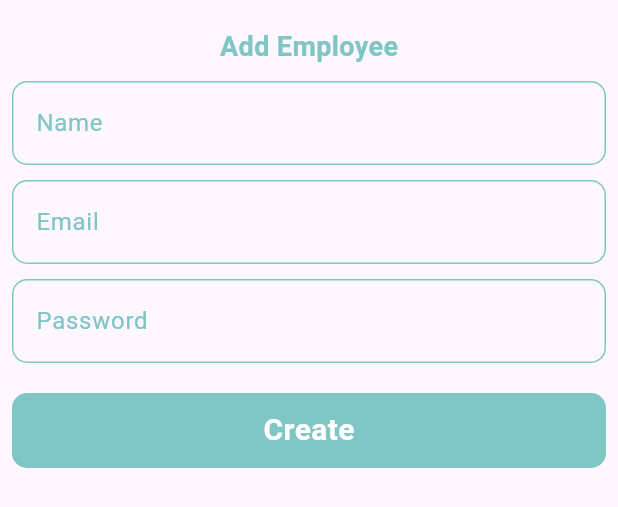
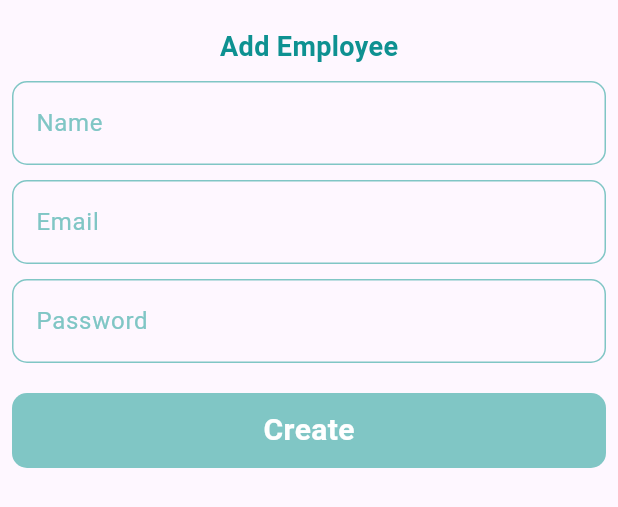
Before and after one commit to OmarAmeer96/Time-Pulse, a Flutter app: the CreateEmployee widget shown alone on an empty page, opened directly, on a phone screen of 412 x 824 dp. Shown: the top 507 px of the screen. Run offline on Flutter 3.47's test engine with Material 3 defaults, Android fonts, the light colour scheme and no system bars; our stand-ins replace cloud_firestore, firebase_auth, firebase_core, flutter_bloc, flutter_screenutil, fluttertoast and 1 more; accounts and stored records are empty; statements that could not run were skipped.

Commit message:
integrate admin ui with the app theme

```diff
--- a/lib/features/admin/widgets/create_employee_view.dart
+++ b/lib/features/admin/widgets/create_employee_view.dart
@@ -1,6 +1,7 @@
 import 'package:flutter/material.dart';
 import 'package:flutter_bloc/flutter_bloc.dart';
 import 'package:fluttertoast/fluttertoast.dart';
+import 'package:time_pulse/core/theme.dart';
 import 'package:time_pulse/features/admin/cubit/admin_cubit.dart';
 import 'package:time_pulse/features/admin/cubit/admin_state.dart';
 import 'package:time_pulse/features/admin/widgets/custom_button.dart';
@@ -33,7 +34,7 @@ class _CreateEmployeeState extends State<CreateEmployee> {
                   style: TextStyle(
                     fontSize: 18,
                     fontWeight: FontWeight.bold,
-                    color: Color(0xff80c6c5),
+                    color: MyTheme.primaryColor,
                   ),
                 ),
                 SizedBox(height: 10),
@@ -61,7 +62,8 @@ class _CreateEmployeeState extends State<CreateEmployee> {
                             passwordController,
                           );
                       Navigator.pop(context);
-                      Fluttertoast.showToast(msg: 'Account Created Successfully');
+                      Fluttertoast.showToast(
+                          msg: 'Account Created Successfully');
                       // ScaffoldMessenger.of(context).showSnackBar(SnackBar(
                       //   content: Text('Account Created Successfully'),
                       // ));
```
Also changed, not shown: lib/features/admin/views/admin_home_view.dart (+10 -5 lines).
